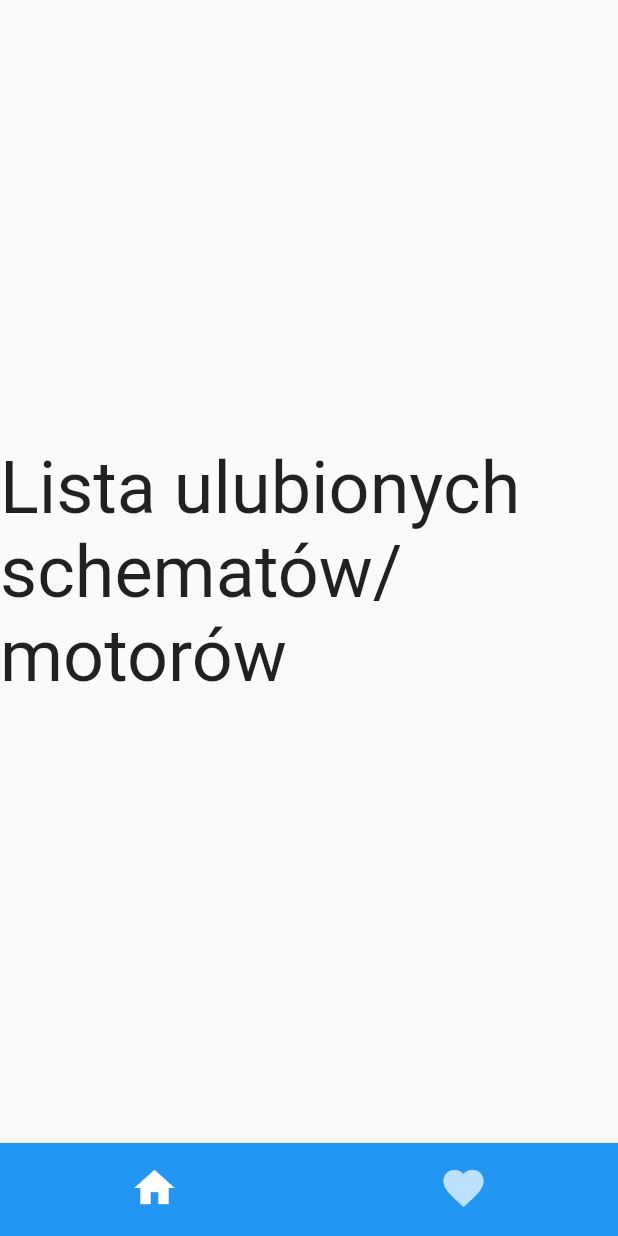
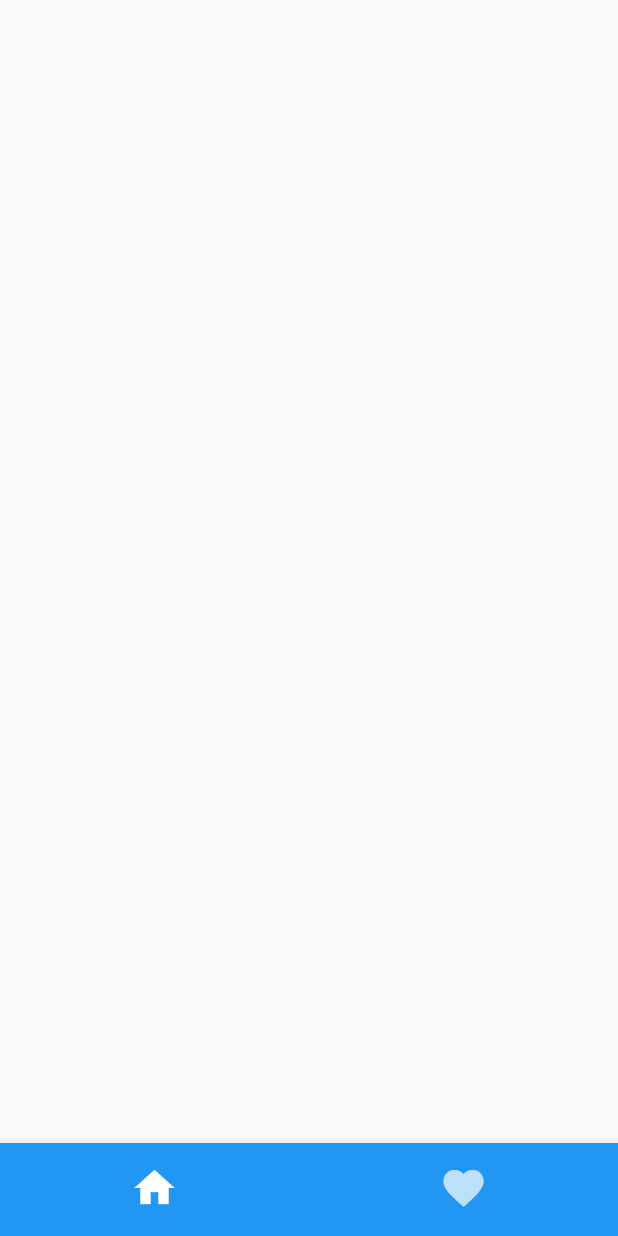
Before and after one commit to amWilq/Motor_scheme, a Flutter app: the screen it shows after launch, after a tap on "Honda", after a tap on the "favorite" icon, on a phone screen of 412 x 824 dp. Run offline on Flutter 3.47's test engine with Material 2 defaults, Android fonts, the phone set to English and light mode, and no system bars; network calls fail.

Commit message:
stworzenie listy z wybranym modelem

```diff
--- a/lib/main.dart
+++ b/lib/main.dart
@@ -18,7 +18,7 @@ class _MyAppState extends State<MyApp> {
 
   final screens = [
     const BrandSelection(),
-    const FavoriteSelection(),
+    const FavoriteSelection(favorites: []),
   ];
 
   void _navigateToFeed() {
--- a/lib/selections/favorite-selection.dart
+++ b/lib/selections/favorite-selection.dart
@@ -1,24 +1,28 @@
 import 'package:flutter/material.dart';
 
 class FavoriteSelection extends StatefulWidget {
-  const FavoriteSelection({super.key});
-
+  final List<Map<String, String>> favorites;
+  const FavoriteSelection({Key? key, required this.favorites}) : super(key: key);
   @override
-  State<FavoriteSelection> createState() => _FavoriteSelectionState();
+  _FavoriteSelectionState createState() => _FavoriteSelectionState();
 }
 
 class _FavoriteSelectionState extends State<FavoriteSelection> {
   @override
   Widget build(BuildContext context) {
-    return const Scaffold(
-      body: Center(
-        child: Text(
-          'Lista ulubionych schematów/motorów',
-          style: TextStyle(fontSize: 48),
-        ),
+   return Scaffold(
+      body: ListView.builder(
+        itemCount: widget.favorites.length,
+        itemBuilder: (BuildContext context, int index) {
+          return Card(
+            child: ListTile(
+              title: Text(widget.favorites[index]['model']!),
+              subtitle: Text(widget.favorites[index]['category']!),
+            ),
+          );
+        },
       ),
     );
-  }
-
   decoration(String s) {}
 }
+}
--- a/lib/selections/type-selection.dart
+++ b/lib/selections/type-selection.dart
@@ -44,7 +44,7 @@ class _SelectionState extends State<Selection> {
     '2022',
     '2023',
   ];
-  String? selectecdYear = '2016';
+  String selectecdYear = '2016';
 
   List<String> categorys = [
     'Enduro',
@@ -53,7 +53,7 @@ class _SelectionState extends State<Selection> {
     'Adventure',
     'Naked',
   ];
-  String? selectecdCategory = 'Enduro';
+  String selectecdCategory = 'Enduro';
 
   List<String> models = [
     '300 EXC',
@@ -62,19 +62,29 @@ class _SelectionState extends State<Selection> {
     '350 EXCF',
     '450 EXCF',
   ];
-  String? selectecdModel = '300 EXC';
+  String selectecdModel = '300 EXC';
 
   int currentIndex = 0;
 
   final screens = [
     const BrandSelection(),
-    const FavoriteSelection(),
+    const FavoriteSelection(favorites: []),
   ];
 
   void _navigateToFeed() {
     setState(() {
       currentIndex = 1;
     });
+  }
+  List<Map<String, String>> favorites = [];
+
+  void _navigateToFavorites() {
+    Navigator.push(
+      context,
+      MaterialPageRoute(
+        builder: (context) => FavoriteSelection(favorites: favorites),
+      ),
+    );
   }
 
   @override
@@ -105,7 +115,7 @@ class _SelectionState extends State<Selection> {
                             ))
                         .toList(),
                     onChanged: (item) => setState(
-                          () => selectecdYear = item,
+                          () => selectecdYear = item!,
                         )),
                 DropdownButtonFormField<String>(
                     decoration: const InputDecoration(
@@ -122,7 +132,7 @@ class _SelectionState extends State<Selection> {
                             ))
                         .toList(),
                     onChanged: (category) => setState(
-                          () => selectecdCategory = category,
+                          () => selectecdCategory = category!,
                         )),
                 DropdownButtonFormField<String>(
                     decoration: const InputDecoration(
@@ -139,7 +149,7 @@ class _SelectionState extends State<Selection> {
                             ))
                         .toList(),
                     onChanged: (model) => setState(
-                          () => selectecdModel = model,
+                          () => selectecdModel = model!,
                         )),
                 SizedBox(width:20),
                 IconButton(
@@ -162,8 +172,8 @@ class _SelectionState extends State<Selection> {
                   ),
                   onPressed: () {
                     Navigator.push(context,
-                        MaterialPageRoute(builder: (context) => FavoriteSelection()));
-                            _navigateToFeed();
+                        MaterialPageRoute(builder: (context) => const FavoriteSelection(favorites: []))
+                    );
                   },
                 ),
                 SizedBox(width:20),
```
Also changed, not shown: 1 other file.
